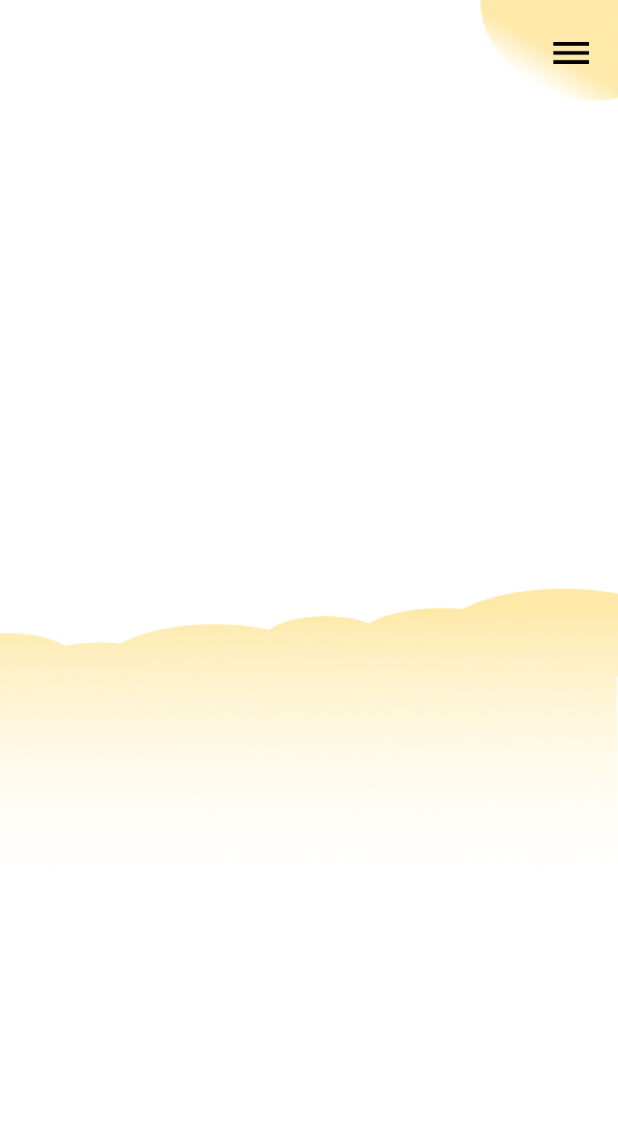
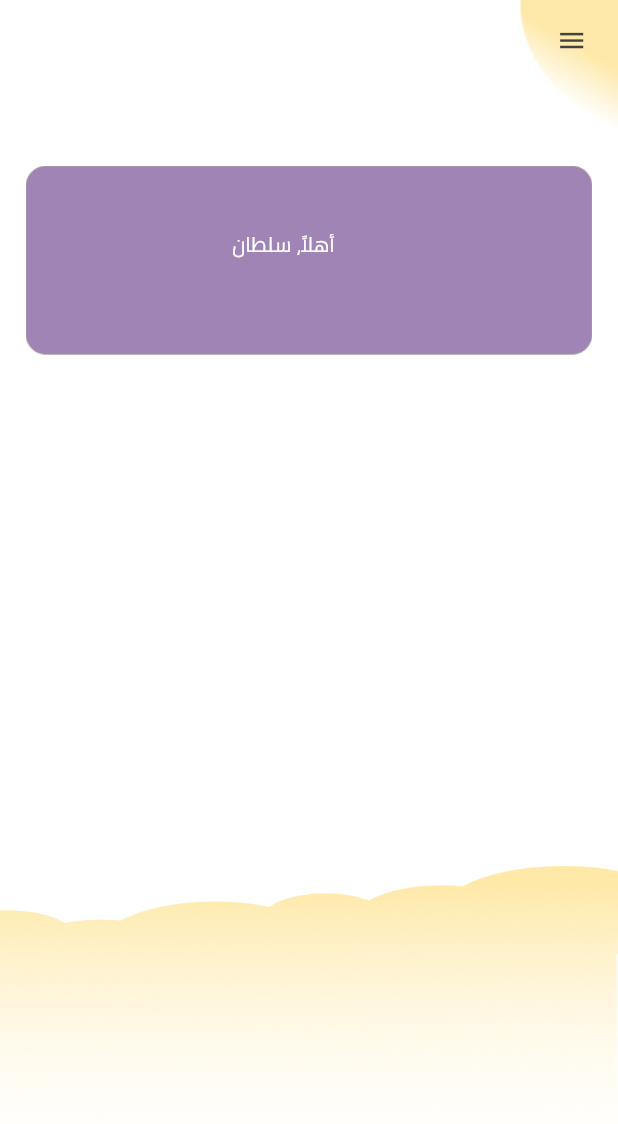
Before and after one commit to reem-moh/Nahaj-game-based-learning-Application, a Flutter app: the screen it shows after launch, on a phone screen of 412 x 824 dp. Shown: the top 1124 px of the screen. Run offline on Flutter 3.47's test engine with Material 2 defaults, Android fonts, the phone set to English and light mode, and no system bars; our stand-ins replace cloud_firestore, firebase_core; accounts and stored records are empty.

Commit message:
#6.2.0 fonts and home page front end

```diff
--- a/nahaj/lib/homePage.dart
+++ b/nahaj/lib/homePage.dart
@@ -3,43 +3,93 @@ import 'package:flutter/material.dart';
 class HomePage extends StatelessWidget {
   get child => null;
 
-  // This widget is the root of your application.
   @override
   Widget build(BuildContext context) {
-    //background
+//background
     return Scaffold(
         backgroundColor: Colors.white,
+        //drawer: Drawer(),
         body: Stack(children: <Widget>[
           //top image
           Positioned(
-              width: MediaQuery.of(context).size.width / 4.46,
-              //height: MediaQuery.of(context).size.height / 8.317,
-              left: MediaQuery.of(context).size.width * 0.776,
+              //width: MediaQuery.of(context).size.width / 4.46,
+              left: MediaQuery.of(context).size.width * 0.84,
               child: Image(
                 fit: BoxFit.fill,
                 image: AssetImage("assets/homeTopBackground.jpg"),
               )),
+
           //side menu
           Positioned(
-              width: MediaQuery.of(context).size.width / 10.34,
-              height: MediaQuery.of(context).size.height / 21.9,
-              left: MediaQuery.of(context).size.width * 0.875,
-              top: MediaQuery.of(context).size.height / 50,
-              child: IconButton(
-                  onPressed: () {
-                    //on pressed
-                  },
-                  icon: Image(
-                    fit: BoxFit.fill,
-                    image: AssetImage("assets/sidebarMenu.png"),
-                  ))),
+            //width: MediaQuery.of(context).size.width / 10.34,
+            //height: MediaQuery.of(context).size.height / 21.9,
+            left: MediaQuery.of(context).size.width * 0.9,
+            top: MediaQuery.of(context).size.height / 50,
+            child: InkWell(
+              child: Icon(
+                Icons.menu,
+                color: Colors.grey[800],
+                size: MediaQuery.of(context).size.width / 20,
+              ),
+              onTap: () {},
+            ),
+          ),
+
+          //welcome message widget
+          WelcomeMessage(),
           //bottom image
           Positioned(
               width: MediaQuery.of(context).size.width,
-              top: MediaQuery.of(context).size.width * 0.95,
+              top: MediaQuery.of(context).size.height / 1.43,
               child: Image(
                   fit: BoxFit.fill,
                   image: AssetImage("assets/homeBottomBackground.jpg"))),
         ]));
   }
 }
+
+class WelcomeMessage extends StatelessWidget {
+  @override
+  Widget build(BuildContext context) {
+//keys to assign to widgets
+    final GlobalKey welcomeBackground = GlobalKey();
+
+    return Stack(
+      children: [
+        //welcome message background
+        Positioned(
+            key: welcomeBackground,
+            width: MediaQuery.of(context).size.width,
+            top: MediaQuery.of(context).size.height / 11,
+            child: Row(
+              mainAxisSize: MainAxisSize.max,
+              mainAxisAlignment: MainAxisAlignment.center,
+              children: [
+                Image(
+                    width: MediaQuery.of(context).size.width / 1.09,
+                    height: MediaQuery.of(context).size.height / 4.18,
+                    image: AssetImage("assets/helloMessageBackground.png"))
+              ],
+            )),
+
+        //welcome message text
+        Positioned(
+            width: MediaQuery.of(context).size.width / 1.09,
+            top: MediaQuery.of(context).size.height / 5.5,
+            child: Row(
+              mainAxisSize: MainAxisSize.max,
+              mainAxisAlignment: MainAxisAlignment.center,
+              children: [
+                Text(
+                  'أهلاً، سلطان',
+                  style: TextStyle(
+                    fontFamily: 'Cairo',
+                    color: Colors.white,
+                  ),
+                ),
+              ],
+            )),
+      ],
+    );
+  }
+}
```
Also changed, not shown: nahaj/pubspec.yaml (+5 -5 lines), nahaj/assets/helloMessageBackground.png (added), nahaj/fonts/Cairo-Black.ttf (added), nahaj/fonts/Cairo-Bold.ttf (added), nahaj/fonts/Cairo-Regular.ttf (added), 1 other file.
